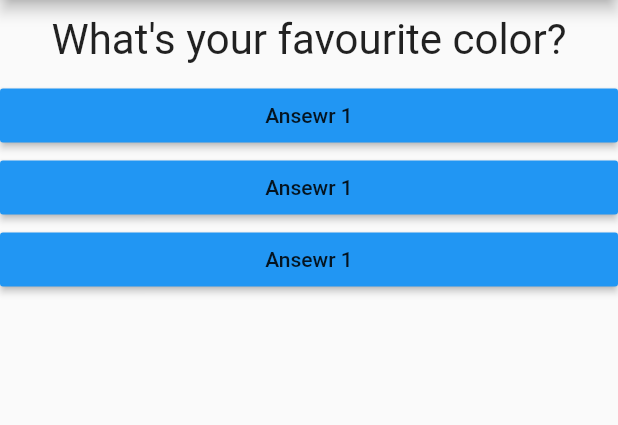
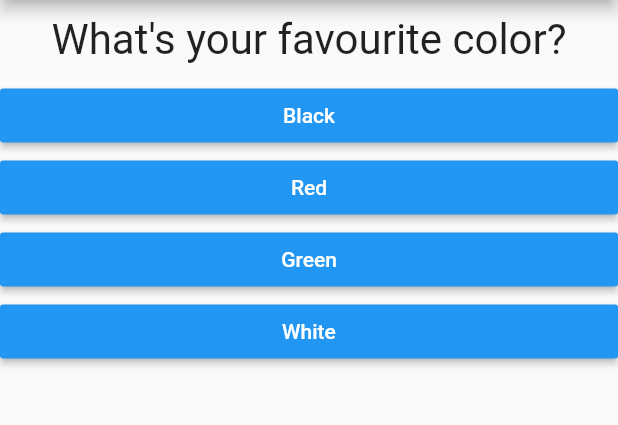
Before and after one commit to Qamas95/Flutter, a Flutter app: the screen it shows after launch, on a phone screen of 412 x 824 dp, the part 84-509 px from its top. Run offline on Flutter 3.47's test engine with Material 2 defaults, Android fonts, the phone set to English and light mode, and no system bars.

Commit message:
..learning

```diff
--- a/lib/answer.dart
+++ b/lib/answer.dart
@@ -2,16 +2,18 @@ import 'package:flutter/material.dart';
 
 class Answer extends StatelessWidget {
   final Function selectHandler;
+  final String answerText;
 
-  Answer(this.selectHandler);
+  Answer(this.selectHandler, this.answerText);
 
   @override
   Widget build(BuildContext context) {
     return Container(
       width: double.infinity,
       child: RaisedButton(
-        child: Text('Ansewr 1'),
+        child: Text(answerText),
         color: Colors.blue,
+        textColor: Colors.white,
         onPressed: selectHandler,
       ),
     );
--- a/lib/main.dart
+++ b/lib/main.dart
@@ -11,12 +11,28 @@ void main() => runApp(MyApp());
 class MyApp extends StatefulWidget {
   @override
   State<StatefulWidget> createState() {
-
     return _MyAppState();
   }
 }
 
 class _MyAppState extends State<MyApp> {
+
+    final questions = const [
+      {
+        'questionText': 'What\'s your favourite color?',
+        'answers': ['Black', 'Red', 'Green', 'White'],
+      },
+      {
+        'questionText': 'What\'s your favourite animal?',
+        'answers': ['Dog', 'Cat', 'Rabbit', 'Snake'],
+      },
+         {
+        'questionText': 'Who is your favourite raper',
+        'answers': ['50 cent', 'eminem', 'jayz', 'snoop dog'],
+      }
+    ];
+
+
   var _questionIndex = 0;
 
   void _answerQuestion() {
@@ -24,14 +40,14 @@ class _MyAppState extends State<MyApp> {
       _questionIndex = _questionIndex + 1;
     });
     print(_questionIndex);
+        if(_questionIndex < questions.length) {
+        print('We have more questions!');
+    }
   }
 
   @override
   Widget build(BuildContext context) {
-    var questions = [
-      'What\'s your favourite color?',
-      'What\'s your favourite animal?',
-    ];
+
     return MaterialApp(
       home: Scaffold(
         appBar: AppBar(
@@ -39,10 +55,12 @@ class _MyAppState extends State<MyApp> {
         ),
         body: Column(
           children: [
-            Question(questions[_questionIndex]),
-         Answer(_answerQuestion),
-         Answer(_answerQuestion),
-         Answer(_answerQuestion),
+            Question(
+              questions[_questionIndex]['questionText'],
+            ),
+            ...(questions[_questionIndex]['answers'] as List<String>).map((answer) {
+              return Answer(_answerQuestion, answer);
+            }).toList()
           ],
         ),
       ),
```
